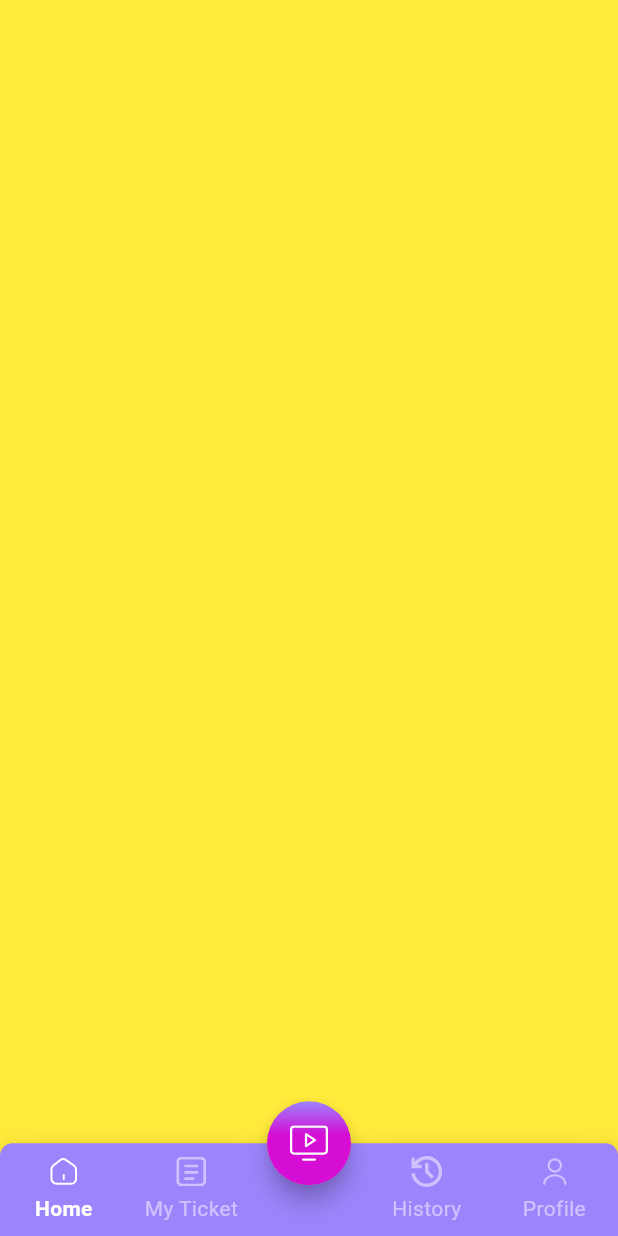
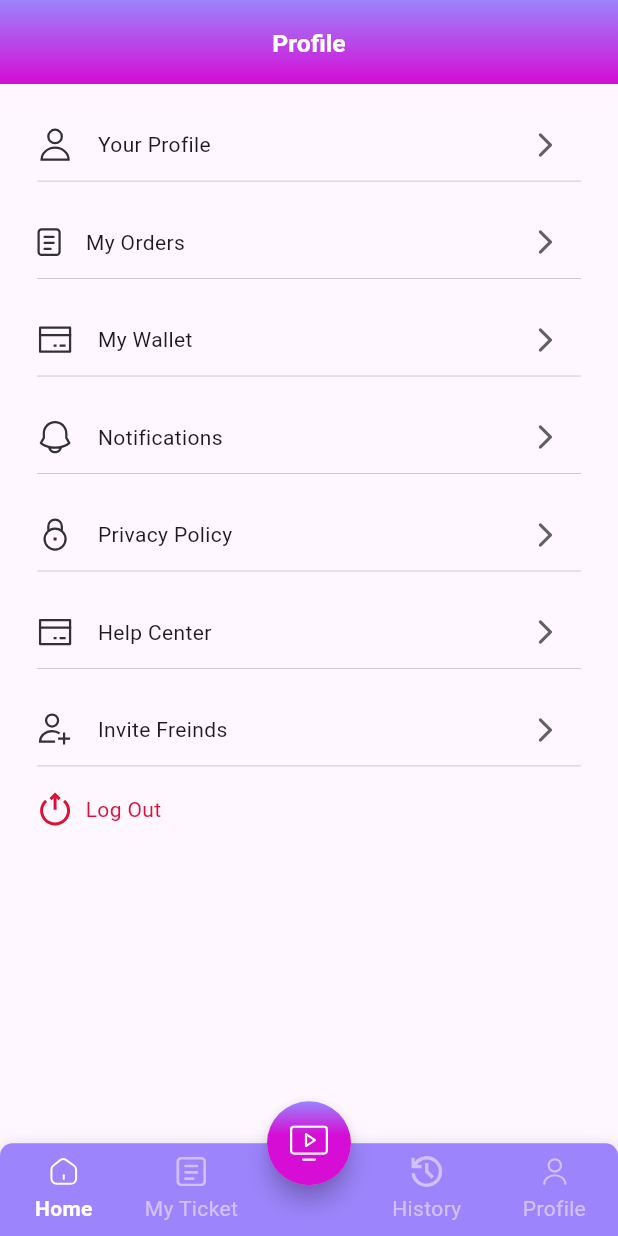
Before and after one commit to tarik350/loto-app, a Flutter app: the screen it shows after launch, swiped to page 4, on a phone screen of 412 x 824 dp. Run offline on Flutter 3.47's test engine with Material 3 defaults, Android fonts, the phone set to English and light mode, and no system bars; drawn by our look-alikes of animated_bottom_navigation_bar; our stand-ins replace auto_route, bloc, carousel_slider, dartz, dio, dropdown_button2 and 13 more; missing offline and left inert: animation_wrappers; accounts and stored records are empty.

```diff
--- a/lib/app.dart
+++ b/lib/app.dart
@@ -11,6 +11,7 @@ import 'package:mobile_app/src/core/constants/app_dimensions.dart';
 import 'package:mobile_app/src/core/constants/app_images.dart';
 import 'package:mobile_app/src/features/home/presentation/pages/home_page.dart';
 import 'package:mobile_app/src/features/my_tickets/presentation/page/my_ticket_page.dart';
+import 'package:mobile_app/src/features/profile/presentation/page/profile_page.dart';
 import 'package:mobile_app/src/features/ticket_history/presentation/pages/ticket_history_page.dart';
 
 @RoutePage()
@@ -70,7 +71,7 @@ class AppScreen extends StatelessWidget {
                 activeIndex: state,
                 itemCount: iconList.length,
                 shadow: const Shadow(color: Colors.black, offset: Offset(0, 1)),
-                backgroundGradient: AppColors.primaryGradient,
+                backgroundGradient: AppColors.secondaryGradient,
                 gapLocation: GapLocation.center,
                 notchMargin: 0,
                 leftCornerRadius: AppDimensions.radiusS,
@@ -146,9 +147,7 @@ class AppScreen extends StatelessWidget {
                 beginOffset: const Offset(0, 0.3),
                 endOffset: const Offset(0, 0),
                 slideCurve: Curves.linearToEaseOut,
-                child: Container(
-                  color: Colors.yellow,
-                ),
+                child: const ProfilePage(),
               ),
             ],
           ),
--- a/lib/src/core/constants/app_ colors.dart
+++ b/lib/src/core/constants/app_ colors.dart
@@ -83,6 +83,7 @@ class AppColors {
   //red
   static const Color backgroundCoral = Color(0xFFFF8B78);
   static const Color foregroundRed = Color(0xFFF45C43);
+  static const Color strongRed = Color(0xFFDE1135);
 
   //ticket status color
   static const Color availableColor = Colors.white;
--- a/lib/src/core/constants/app_images.dart
+++ b/lib/src/core/constants/app_images.dart
@@ -60,4 +60,22 @@ class AppImages {
     width: double.infinity,
     fit: BoxFit.cover,
   );
+
+  /// profile page
+  static final SvgPicture userIcon = SvgPicture.asset('$_basePath/user.svg');
+  static final SvgPicture userAddIcon =
+      SvgPicture.asset('$_basePath/user-add.svg');
+  static final SvgPicture privacyIcon =
+      SvgPicture.asset('$_basePath/privacy.svg');
+  static final SvgPicture notificationBlackIcon =
+      SvgPicture.asset('$_basePath/notification-black.svg');
+  static final SvgPicture logoutIcon =
+      SvgPicture.asset('$_basePath/logout.svg');
+  static final SvgPicture helpIcon = SvgPicture.asset('$_basePath/help.svg');
+  static final SvgPicture creditCardIcon =
+      SvgPicture.asset('$_basePath/credit-card.svg');
+  static final SvgPicture myOrderIcon =
+      SvgPicture.asset('$_basePath/order.svg');
+  static final SvgPicture inviteFreindsIcon =
+      SvgPicture.asset('$_basePath/user-add.svg');
 }
--- a/lib/src/features/my_tickets/presentation/page/my_ticket_page.dart
+++ b/lib/src/features/my_tickets/presentation/page/my_ticket_page.dart
@@ -51,8 +51,7 @@ class MyTicketPage extends StatelessWidget {
         SliverList(
             delegate: SliverChildListDelegate(
           [
-            Expanded(
-              child: SingleChildScrollView(
+            SingleChildScrollView(
               child: Column(
                   children: List.generate(10, (index) {
                 return Container(
@@ -126,7 +125,6 @@ class MyTicketPage extends StatelessWidget {
                   ),
                 );
               }).toList()),
-              ),
             ),
             SizedBox(
               height: 20.h,
--- /dev/null
+++ b/lib/src/features/profile/presentation/bloc/profile_bloc.dart
@@ -0,0 +1,14 @@
+import 'package:bloc/bloc.dart';
+import 'package:freezed_annotation/freezed_annotation.dart';
+
+part 'profile_event.dart';
+part 'profile_state.dart';
+part 'profile_bloc.freezed.dart';
+
+class ProfileBloc extends Bloc<ProfileEvent, ProfileState> {
+  ProfileBloc() : super(_Initial()) {
+    on<ProfileEvent>((event, emit) {
+      // TODO: implement event handler
+    });
+  }
+}
--- /dev/null
+++ b/lib/src/features/profile/presentation/bloc/profile_event.dart
@@ -0,0 +1,6 @@
+part of 'profile_bloc.dart';
+
+@freezed
+class ProfileEvent with _$ProfileEvent {
+  const factory ProfileEvent.started() = _Started;
+}
--- /dev/null
+++ b/lib/src/features/profile/presentation/bloc/profile_state.dart
@@ -0,0 +1,6 @@
+part of 'profile_bloc.dart';
+
+@freezed
+class ProfileState with _$ProfileState {
+  const factory ProfileState.initial() = _Initial;
+}
--- /dev/null
+++ b/lib/src/features/profile/presentation/page/profile_page.dart
@@ -0,0 +1,130 @@
+import 'package:flutter/material.dart';
+import 'package:flutter_svg/svg.dart';
+import 'package:mobile_app/src/core/constants/app_%20colors.dart';
+import 'package:mobile_app/src/core/constants/app_dimensions.dart';
+import 'package:mobile_app/src/core/constants/app_images.dart';
+import 'package:mobile_app/src/features/my_tickets/presentation/page/my_ticket_page.dart';
+
+List<ProfileCardContentDto> cards = [
+  ProfileCardContentDto(
+      icon: AppImages.userIcon, title: 'Your Profile', onAction: (context) {}),
+  ProfileCardContentDto(
+      icon: AppImages.myOrderIcon, title: "My Orders", onAction: (context) {}),
+  ProfileCardContentDto(
+      icon: AppImages.creditCardIcon,
+      title: "My Wallet",
+      onAction: (context) {}),
+  ProfileCardContentDto(
+      icon: AppImages.notificationBlackIcon,
+      title: "Notifications",
+      onAction: (context) {}),
+  ProfileCardContentDto(
+      icon: AppImages.privacyIcon,
+      title: "Privacy Policy",
+      onAction: (context) {}),
+  ProfileCardContentDto(
+      icon: AppImages.creditCardIcon,
+      title: "Help Center",
+      onAction: (context) {}),
+  ProfileCardContentDto(
+      icon: AppImages.inviteFreindsIcon,
+      title: "Invite Freinds",
+      onAction: (context) {}),
+];
+
+class ProfilePage extends StatelessWidget {
+  const ProfilePage({super.key});
+
+  @override
+  Widget build(BuildContext context) {
+    return Scaffold(
+      body: CustomScrollView(
+        slivers: [
+          const SliverAppBar(
+            pinned: false,
+            flexibleSpace: FlexibleSpaceBar(
+                titlePadding: EdgeInsets.zero,
+                title: CustomPageAppBar(title: 'Profile')),
+          ),
+          SliverList(
+              delegate: SliverChildListDelegate([
+            SingleChildScrollView(
+              child: Column(
+                children: [
+                  SizedBox(
+                    height: AppDimensions.spacingS,
+                  ),
+                  ...List.generate(cards.length, (index) {
+                    final card = cards[index];
+                    return Container(
+                      width: double.maxFinite,
+                      // padding: EdgeInsets.symmetric(
+                      //     vertical: AppDimensions.spacingXS),
+                      margin: EdgeInsets.symmetric(
+                          vertical: AppDimensions.spacingS,
+                          horizontal: AppDimensions.spacingL),
+                      decoration: BoxDecoration(
+                          border: Border(
+                              bottom: BorderSide(
+                                  width: .5, color: Colors.grey.shade400))),
+                      child: Row(
+                        mainAxisAlignment: MainAxisAlignment.spaceBetween,
+                        children: [
+                          Row(
+                            mainAxisAlignment: MainAxisAlignment.center,
+                            crossAxisAlignment: CrossAxisAlignment.center,
+                            children: [
+                              card.icon,
+                              SizedBox(
+                                width: AppDimensions.spacingM,
+                              ),
+                              Text(card.title)
+                            ],
+                          ),
+                          IconButton(
+                              onPressed: () {
+                                card.onAction(context);
+                              },
+                              icon: Icon(
+                                Icons.arrow_forward_ios_rounded,
+                                color: Colors.grey.shade700,
+                                size: 20,
+                              ))
+                        ],
+                      ),
+                    );
+                  }).toList(),
+                  Container(
+                    margin: EdgeInsets.symmetric(
+                        vertical: AppDimensions.spacingS,
+                        horizontal: AppDimensions.spacingL),
+                    child: Row(
+                      children: [
+                        AppImages.logoutIcon,
+                        SizedBox(
+                          width: AppDimensions.spacingS,
+                        ),
+                        const Text(
+                          "Log Out",
+                          style: TextStyle(color: AppColors.strongRed),
+                        )
+                      ],
+                    ),
+                  )
+                ],
+              ),
+            )
+          ]))
+        ],
+      ),
+    );
+  }
+}
+
+class ProfileCardContentDto {
+  final String title;
+  final SvgPicture icon;
+  final void Function(BuildContext context) onAction;
+  const ProfileCardContentDto(
+      {required this.icon, required this.title, required this.onAction});
+}
--- a/lib/src/features/ticket_history/presentation/pages/ticket_history_page.dart
+++ b/lib/src/features/ticket_history/presentation/pages/ticket_history_page.dart
@@ -52,8 +52,7 @@ class TicketHistoryPage extends StatelessWidget {
         SliverList(
             delegate: SliverChildListDelegate(
           [
-            Expanded(
-              child: SingleChildScrollView(
+            SingleChildScrollView(
               child: Column(
                   children: List.generate(10, (index) {
                 return Container(
@@ -128,7 +127,6 @@ class TicketHistoryPage extends StatelessWidget {
                 );
               }).toList()),
             ),
-            ),
             SizedBox(
               height: 20.h,
             )
```
Also changed, not shown: assets/images/credit-card.svg (added), assets/images/help.svg (added), assets/images/logout.svg (added), assets/images/notification-black.svg (added), assets/images/order.svg (added), assets/images/privacy.svg (added), assets/images/user-add.svg (added), assets/images/user.svg (added), lib/src/features/profile/presentation/bloc/profile_bloc.freezed.dart (added). Lines whose indentation alone changed are shown as unchanged.
